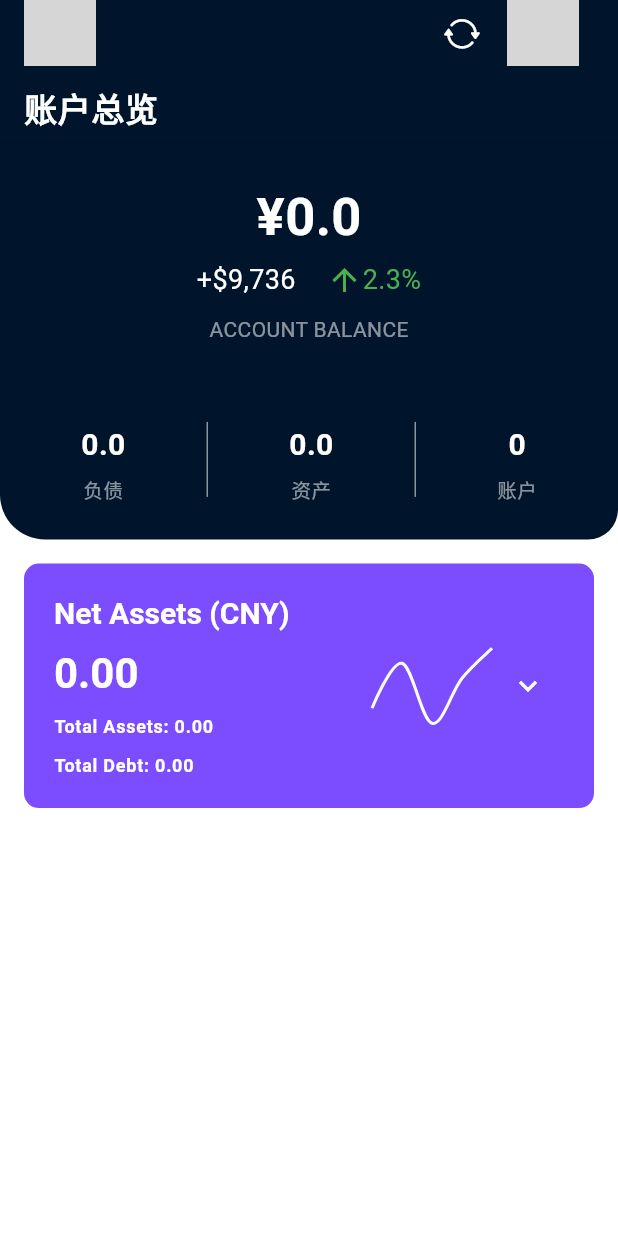
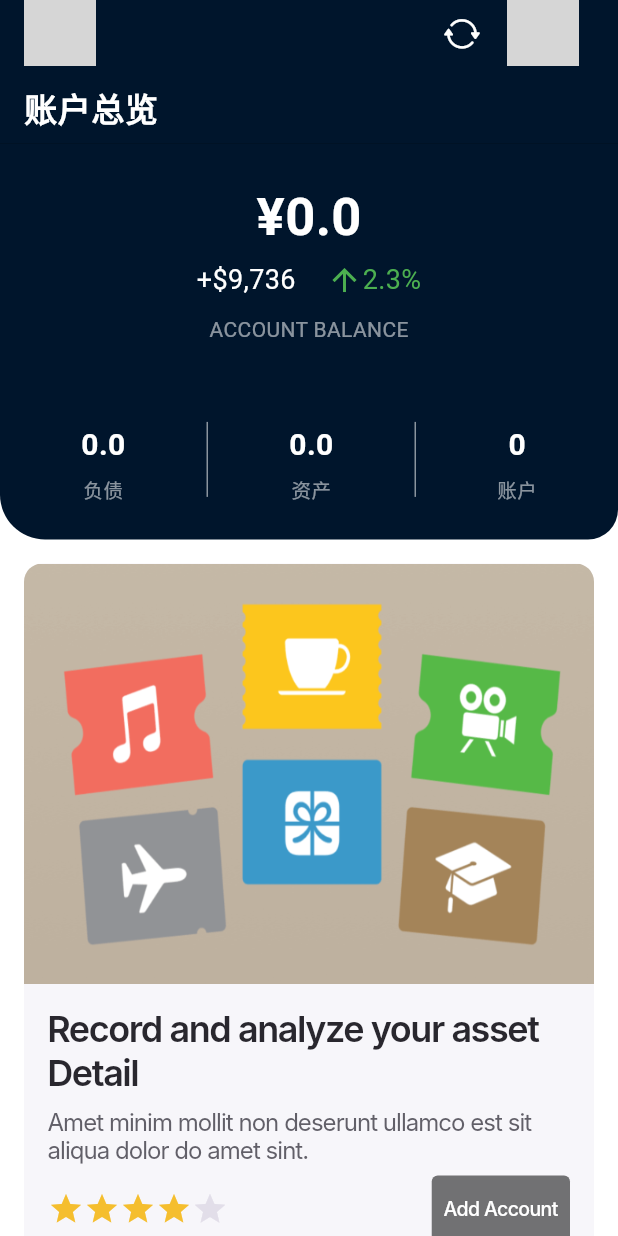
Before and after one commit to YueYongDev/flutter_finance_app, a Flutter app: the screen it shows after launch, on a phone screen of 412 x 824 dp. Run offline on Flutter 3.47's test engine with Material 3 defaults, Android fonts, the phone set to English and light mode, and no system bars; drawn by our look-alikes of fl_chart; our stand-ins replace flutter_colorpicker, flutter_screenutil, get, modal_bottom_sheet, settings_ui, sqflite; missing offline and left inert: pull_down_button; accounts and stored records are empty; Roboto replaces fonts that are missing (Inter); grey boxes are pictures that could not be loaded.

Commit message:
添加了自定义的键盘，添加了初始页面

```diff
--- a/lib/page/account_page/account_page.dart
+++ b/lib/page/account_page/account_page.dart
@@ -4,6 +4,7 @@ import 'package:flutter_finance_app/navigation_bar.dart';
 import 'package:flutter_finance_app/page/account_page/account_list/account_list.dart';
 import 'package:flutter_finance_app/page/account_page/account_page_logic.dart';
 import 'package:flutter_finance_app/page/account_page/net_assets_section/net_assets_section.dart';
+import 'package:flutter_finance_app/widget/no_account_card.dart';
 import 'package:get/get.dart';
 
 class AccountPage extends StatelessWidget {
@@ -23,7 +24,7 @@ class AccountPage extends StatelessWidget {
           // buildNetAssetsSection(context),
           topPanel(size),
           // SliverToBoxAdapter(child: SizedBox(height: 20)),
-          const NetAssetsSection(),
+          // const NetAssetsSection(),
           AccountListWidget(),
         ],
       ),
--- /dev/null
+++ b/lib/widget/no_account_card.dart
@@ -0,0 +1,149 @@
+import 'package:flutter/cupertino.dart';
+import 'package:flutter/material.dart';
+import 'package:flutter_finance_app/page/edit_account_page/edit_account_page.dart';
+import 'package:modal_bottom_sheet/modal_bottom_sheet.dart';
+
+class NoAccountCard extends StatelessWidget {
+  const NoAccountCard({Key? key}) : super(key: key);
+
+  @override
+  Widget build(BuildContext context) {
+    return Container(
+      clipBehavior: Clip.antiAlias,
+      width: double.infinity,
+      decoration: ShapeDecoration(
+        color: const Color(0xFFF7F6FA),
+        shape: RoundedRectangleBorder(
+          borderRadius: BorderRadius.circular(12),
+        ),
+      ),
+      child: Column(
+        children: [
+          Container(
+            padding: const EdgeInsets.all(16),
+            height: 280,
+            width: double.infinity,
+            decoration: const BoxDecoration(
+                image: DecorationImage(
+                    image: AssetImage("assets/images/bg_ticket_card.png"),
+                    fit: BoxFit.fill)),
+            child: Column(
+              crossAxisAlignment: CrossAxisAlignment.start,
+              children: [
+                // Container(
+                //   width: 76,
+                //   height: 24,
+                //   padding:
+                //       const EdgeInsets.symmetric(horizontal: 8, vertical: 4),
+                //   decoration: ShapeDecoration(
+                //     color: const Color(0xFF29272E),
+                //     shape: RoundedRectangleBorder(
+                //         borderRadius: BorderRadius.circular(4)),
+                //   ),
+                //   child: const Text(
+                //     '07:00 PM',
+                //     style: TextStyle(
+                //       color: Colors.white,
+                //       fontSize: 13,
+                //       fontFamily: 'Inter',
+                //       fontWeight: FontWeight.w500,
+                //       height: 0,
+                //     ),
+                //   ),
+                // ),
+              ],
+            ),
+          ),
+          Container(
+            padding: const EdgeInsets.all(16),
+            child: Column(
+              crossAxisAlignment: CrossAxisAlignment.start,
+              children: [
+                const Text(
+                  'Record and analyze your asset Detail',
+                  style: TextStyle(
+                    color: Color(0xFF29272E),
+                    fontSize: 24,
+                    fontFamily: 'Inter',
+                    fontWeight: FontWeight.w600,
+                    height: 0,
+                    letterSpacing: -0.96,
+                  ),
+                ),
+                const SizedBox(height: 8),
+                const Text(
+                  'Amet minim mollit non deserunt ullamco est sit aliqua dolor do amet sint.',
+                  style: TextStyle(
+                    color: Color(0xFF615F68),
+                    fontSize: 16,
+                    fontFamily: 'Inter',
+                    fontWeight: FontWeight.w400,
+                    height: 0,
+                    letterSpacing: -0.64,
+                  ),
+                ),
+                const SizedBox(height: 8),
+                // const Text(
+                //   '2 hours 40 minutes',
+                //   style: TextStyle(
+                //     color: Color(0xFFA7A5AC),
+                //     fontSize: 14,
+                //     fontFamily: 'Inter',
+                //     fontWeight: FontWeight.w400,
+                //     height: 0,
+                //     letterSpacing: -0.56,
+                //   ),
+                // ),
+                // const SizedBox(height: 32),
+                Row(
+                  mainAxisAlignment: MainAxisAlignment.spaceBetween,
+                  children: [
+                    Row(
+                      children: List.generate(
+                          5,
+                          (index) => Icon(
+                                Icons.star,
+                                color: index == 4
+                                    ? const Color(0xFFE2DEE9)
+                                    : const Color(0xFFF5BE2E),
+                              )),
+                    ),
+                    CupertinoButton(
+                      onPressed: () {
+                        showCupertinoModalBottomSheet(
+                          expand: true,
+                          context: context,
+                          enableDrag: false,
+                          builder: (context) => EditAccountPage(
+                            account: null,
+                          ),
+                        );
+                      },
+                      color: Colors.black54,
+                      padding: const EdgeInsets.symmetric(horizontal: 8, vertical: 4),
+                      borderRadius: BorderRadius.circular(4),
+                      child: const Text(
+                        'Add Account',
+                        style: TextStyle(
+                          color: Colors.white,
+                          fontSize: 13,
+                          fontFamily: 'Inter',
+                          fontWeight: FontWeight.w500,
+                        ),
+                      ),
+                    )
+                    // const Icon(
+                    //   Icons.bookmark_border,
+                    //   color: Colors.black,
+                    //   size: 24,
+                    // )
+                  ],
+                )
+              ],
+            ),
+          ),
+        ],
+      ),
+    );
+  }
+}
```
Also changed, not shown: lib/enum/key_rows.dart (added, +124 -0 lines), lib/enum/keyboard_enum.dart (added, +22 -0 lines), lib/page/account_page/account_list/account_list.dart (+8 -1 lines), lib/page/edit_asset_page/edit_asset_page.dart (+35 -9 lines), lib/page/edit_asset_page/edit_asset_page_logic.dart (+19 -6 lines), lib/widget/numeric_keyboard.dart (added, +222 -0 lines), assets/images/bg_ticket_card.png (added), pubspec.lock, 1 other file.
